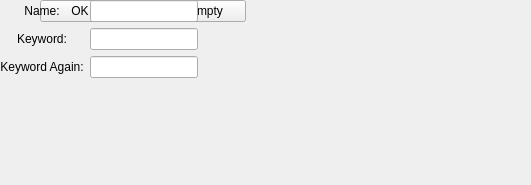
This is Demo1/TalkingClient/screen/registuser.ui in DeutschThorben/Talking as Qt 5 draws it before an edit. The edited form follows.
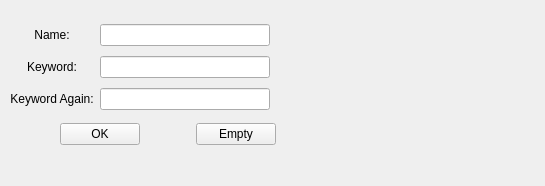
This is the edited form.

```diff
--- a/Demo1/TalkingClient/screen/registuser.ui
+++ b/Demo1/TalkingClient/screen/registuser.ui
@@ -6,8 +6,8 @@
    <rect>
     <x>0</x>
     <y>0</y>
-    <width>531</width>
-    <height>185</height>
+    <width>545</width>
+    <height>186</height>
    </rect>
   </property>
   <property name="windowTitle">
@@ -17,7 +17,7 @@
    <property name="geometry">
     <rect>
      <x>270</x>
-     <y>30</y>
+     <y>20</y>
      <width>31</width>
      <height>101</height>
     </rect>
@@ -50,8 +50,8 @@
    <property name="geometry">
     <rect>
      <x>300</x>
-     <y>30</y>
-     <width>211</width>
+     <y>20</y>
+     <width>231</width>
      <height>101</height>
     </rect>
    </property>
@@ -79,7 +79,15 @@
     </item>
    </layout>
   </widget>
-  <widget class="QWidget" name="">
+  <widget class="QWidget" name="layoutWidget">
+   <property name="geometry">
+    <rect>
+     <x>10</x>
+     <y>120</y>
+     <width>316</width>
+     <height>29</height>
+    </rect>
+   </property>
    <layout class="QHBoxLayout" name="horizontalLayout">
     <item>
      <spacer name="horizontalSpacer_2">
@@ -136,7 +144,15 @@
     </item>
    </layout>
   </widget>
-  <widget class="QWidget" name="">
+  <widget class="QWidget" name="layoutWidget">
+   <property name="geometry">
+    <rect>
+     <x>10</x>
+     <y>20</y>
+     <width>260</width>
+     <height>95</height>
+    </rect>
+   </property>
    <layout class="QGridLayout" name="gridLayout">
     <item row="1" column="1">
      <widget class="QLineEdit" name="lineEdit_KW"/>
```
Left out of the diff: 25 changed lines with no effect on the pictures.
